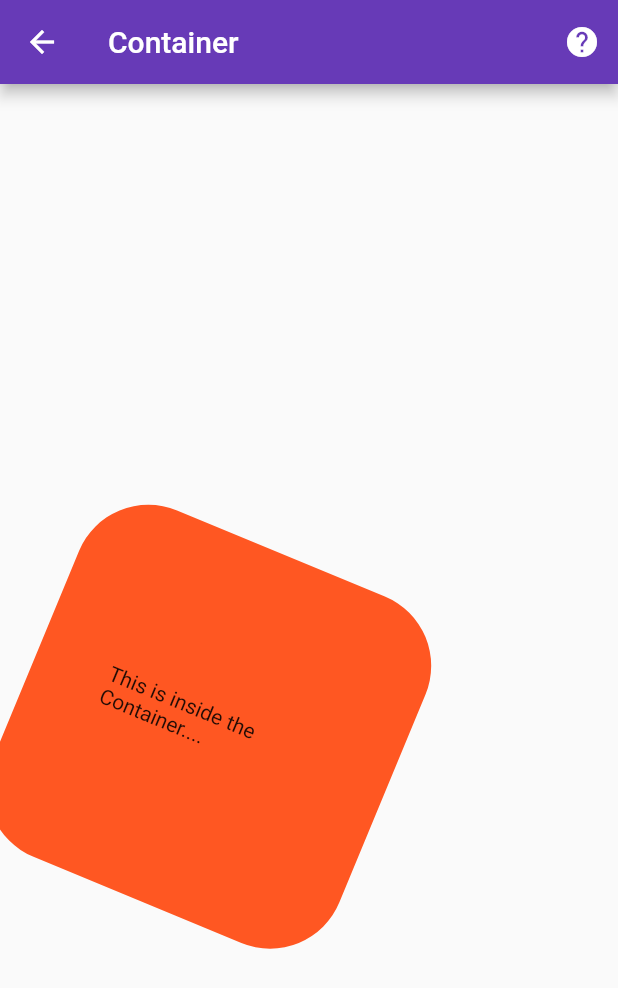
After one commit to sanjay-rb/100-Days-Of-Flutter-Widgets, a Flutter app: the Day54Container screen opened directly, after a tap on the "help" icon, on a phone screen of 412 x 824 dp. The commit adds this screen. Shown: the top 988 px of the screen. Run offline on Flutter 3.47's test engine with Material 2 defaults, Android fonts, the phone set to English and light mode, and no system bars.

Commit message:
Day54 Completed with Container

```diff
--- /dev/null
+++ b/hundred_days_of_flutter_widget/lib/day054_container.dart
@@ -0,0 +1,61 @@
+import 'dart:math';
+
+import 'package:flutter/material.dart';
+import 'package:url_launcher/url_launcher.dart';
+
+class Day54Container extends StatelessWidget {
+  const Day54Container({Key key}) : super(key: key);
+
+  @override
+  Widget build(BuildContext context) {
+    return Scaffold(
+      body: SafeArea(
+        child: Center(
+          // ! Container is the very important and most using widget in the flutter app development....
+          child: Container(
+            width:
+                250, // ! we can give the fixed [width] here and it is supressed because it fixed in [constraints]....
+            height:
+                250, // ! we can give the fixed [height] here and it is supressed because it fixed in [constraints]....
+            //color: Colors.deepOrange, // ! here the [color] is surpressed because we fixed it in [decoration]
+            alignment: Alignment.center, // ! we can [align] the child....
+            margin: EdgeInsets.all(20), // ! define the [margin] for parent....
+            padding:
+                EdgeInsets.all(50), //  ! define the [padding] for child....
+            clipBehavior: Clip.none, // ! we can give the [clip] behavior....
+            constraints: BoxConstraints.loose(Size(300,
+                300)), // ! we can [constrains] the size by loose, tight, expand, tightForFinite, tightFor....
+            decoration: BoxDecoration(
+                // ! we can constomize the container by [decoration] here....
+                color: Colors.deepOrange,
+                borderRadius: BorderRadius.circular(50)),
+            transform: Matrix4.identity()
+              ..rotateZ(pi /
+                  8), // ! and also we freely move around the space by [tranform]
+            child: Text(
+                "This is inside the Container...."), // ! [child] hold the inside widget....
+          ),
+        ),
+      ),
+      appBar: AppBar(
+        title: Text("Container"),
+        actions: <Widget>[
+          IconButton(
+            icon: Icon(Icons.help),
+            onPressed: () async {
+              const url =
+                  'https://github.com/sanjaysanju618/100-Days-Of-Flutter-Widgets/' +
+                      'blob/master/hundred_days_of_flutter_widget/' +
+                      'lib/day054_container.dart';
+              if (await canLaunch(url)) {
+                await launch(url);
+              } else {
+                throw 'Could not launch $url';
+              }
+            },
+          )
+        ],
+      ),
+    );
+  }
+}
--- a/hundred_days_of_flutter_widget/lib/main.dart
+++ b/hundred_days_of_flutter_widget/lib/main.dart
@@ -51,6 +51,7 @@ import 'package:hundreddaysofflutterwidget/day050_animated_opacity.dart';
 import 'package:hundreddaysofflutterwidget/day051_fractionally_sized_box.dart';
 import 'package:hundreddaysofflutterwidget/day052_list_view.dart';
 import 'package:hundreddaysofflutterwidget/day053_list_tile.dart';
+import 'package:hundreddaysofflutterwidget/day054_container.dart';
 import 'package:hundreddaysofflutterwidget/inherited_widget/day037_inherited_widget.dart';
 
 void main() {
@@ -138,7 +139,8 @@ class _MainPageState extends State<MainPage> {
     "AnimatedOpacity": Day50AnimatedOpacity(),
     "FractionallySizedBox": Day51FractionallySizedBox(),
     "ListView": Day52ListView(),
-    "ListTile": Day53ListTile()
+    "ListTile": Day53ListTile(),
+    "Container": Day54Container()
   };
 
   List _listTitle = [
@@ -194,7 +196,8 @@ class _MainPageState extends State<MainPage> {
     "AnimatedOpacity",
     "FractionallySizedBox",
     "ListView",
-    "ListTile"
+    "ListTile",
+    "Container"
   ];
 
   List fliter = List<String>();
```
Also changed, not shown: 1 other file.
